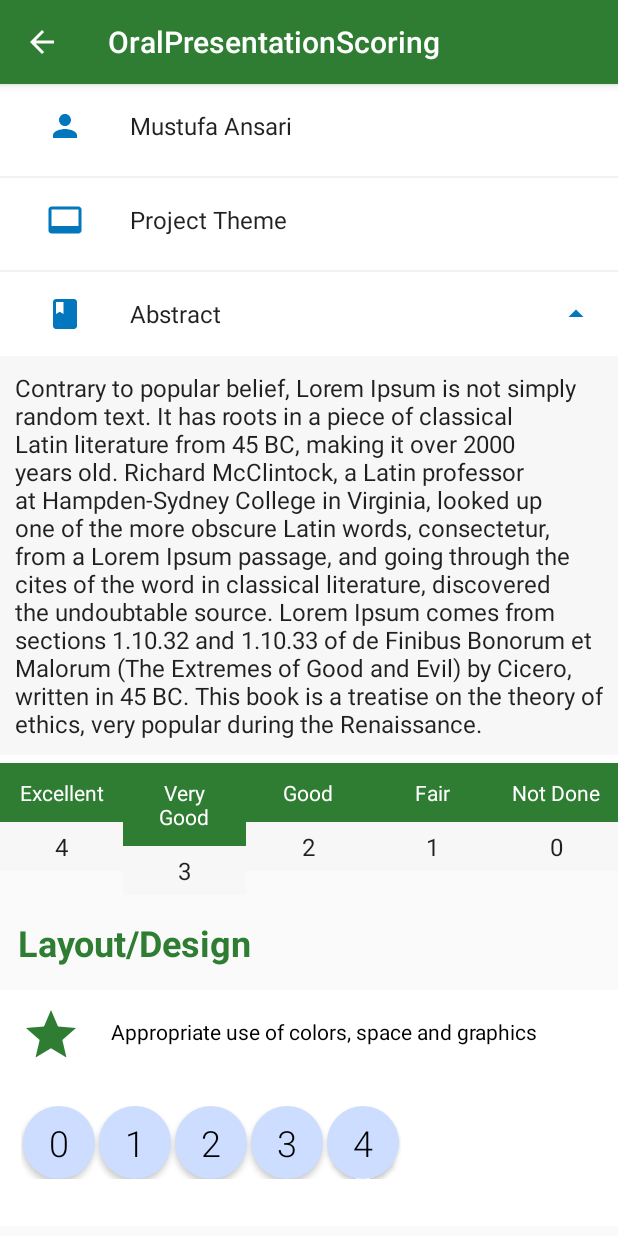
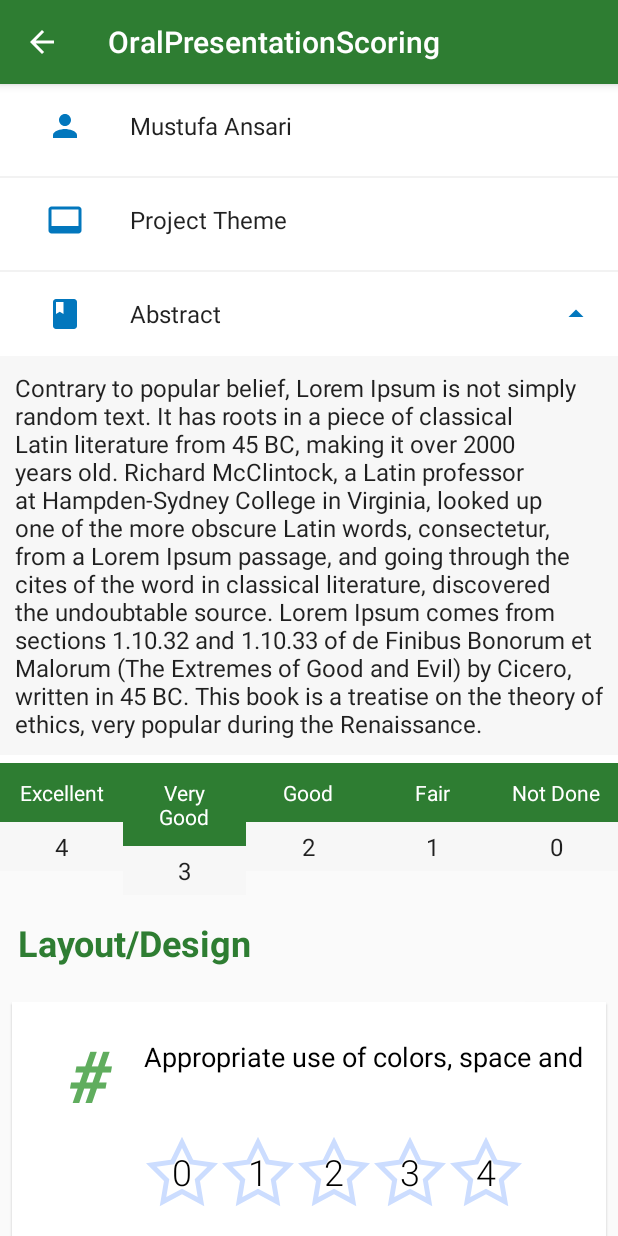
Before and after one commit to shznaqvi/ResearchDayScoringApp, an Android app: the ScoringActivity screen opened directly, with no data from a screen before it, after a tap on an icon or button, on a phone screen of 412 x 824 dp. Run offline under Robolectric (Android 15) with nearby library versions, the phone set to English and light mode, and no system bars; our stand-ins replace data binding; 4 statements that could not run were skipped.

Commit message:
added buttons for scoring (modified to round buttons)

```diff
--- a/app/src/main/java/edu/aku/hassannaqvi/researchdayscoring/adapter/PresentationScoringAdapter.java
+++ b/app/src/main/java/edu/aku/hassannaqvi/researchdayscoring/adapter/PresentationScoringAdapter.java
@@ -1,7 +1,6 @@
 package edu.aku.hassannaqvi.researchdayscoring.adapter;
 
 import android.content.Context;
-import android.content.res.ColorStateList;
 import android.databinding.DataBindingUtil;
 import android.support.annotation.NonNull;
 import android.support.v7.widget.RecyclerView;
@@ -12,7 +11,6 @@ import android.view.View;
 import android.view.ViewGroup;
 import android.widget.Button;
 import android.widget.LinearLayout;
-import android.widget.Toast;
 
 import java.util.ArrayList;
 
@@ -133,7 +131,7 @@ public class PresentationScoringAdapter extends RecyclerView.Adapter<RecyclerVie
         for (int i = 0; i < linearLayout.getChildCount(); i++) {
             Button button = (Button) linearLayout.getChildAt(i);
             if (finalJ == i) {
-                button.setBackground(context.getDrawable(R.drawable.round_button_yellow));
+                button.setBackground(context.getDrawable(R.drawable.star_button_yellow));
             } else {
                 button.setBackground(context.getDrawable(R.drawable.round_button));
             }
--- /dev/null
+++ b/app/src/main/res/drawable/star_button.xml
@@ -0,0 +1,18 @@
+<?xml version="1.0" encoding="utf-8"?>
+<vector xmlns:android="http://schemas.android.com/apk/res/android"
+    android:width="24dp"
+    android:height="24dp"
+    android:autoMirrored="true"
+    android:elevation="1dp"
+    android:radius="5dp"
+    android:viewportWidth="512"
+    android:viewportHeight="512">
+    <path
+        android:fillColor="#ccddff"
+        android:pathData="M512,198.525l-176.891,-25.704L256,12.53l-79.108,160.291L0,
+                        198.525l128,124.769L97.784,499.47L256,416.291l158.217,
+                        83.179l-30.219,-176.176L512,198.525zM256,376.749l-111.731,
+                        58.74l21.338,-124.415l-90.393,-88.111l124.92,-18.152L256,
+                        91.613l55.867,113.198l124.918,18.152l-90.395,88.111l21.34,
+                        124.415L256,376.749z" />
+</vector>
--- /dev/null
+++ b/app/src/main/res/drawable/star_button_yellow.xml
@@ -0,0 +1,16 @@
+<?xml version="1.0" encoding="utf-8"?>
+<vector xmlns:android="http://schemas.android.com/apk/res/android"
+    android:width="24dp"
+    android:height="24dp"
+    android:autoMirrored="true"
+    android:viewportWidth="512"
+    android:viewportHeight="512">
+    <path
+        android:fillColor="@color/yellow"
+        android:pathData="M512,198.525l-176.891,-25.704L256,12.53l-79.108,160.291L0,
+                        198.525l128,124.769L97.784,499.47L256,416.291l158.217,
+                        83.179l-30.219,-176.176L512,198.525zM256,376.749l-111.731,
+                        58.74l21.338,-124.415l-90.393,-88.111l124.92,-18.152L256,
+                        91.613l55.867,113.198l124.918,18.152l-90.395,88.111l21.34,
+                        124.415L256,376.749z" />
+</vector>
--- a/app/src/main/res/layout/item_content.xml
+++ b/app/src/main/res/layout/item_content.xml
@@ -1,16 +1,17 @@
 <?xml version="1.0" encoding="utf-8"?>
 <layout xmlns:android="http://schemas.android.com/apk/res/android"
-    xmlns:app="http://schemas.android.com/apk/res-auto"
-    xmlns:tools="http://schemas.android.com/tools">
+    xmlns:app="http://schemas.android.com/apk/res-auto">
 
     <android.support.constraint.ConstraintLayout
         android:layout_width="match_parent"
         android:layout_height="wrap_content"
+        android:layout_margin="8dp"
+        android:elevation="1dp"
         android:background="@android:color/white"
         android:orientation="horizontal"
-        android:padding="10dp">
+        android:padding="16dp">
 
-        <!--        -->
+        <!--
 
         <ImageButton
             android:id="@+id/titlebg"
@@ -24,14 +25,28 @@
 
 
         </ImageButton>
+        -->
+        <TextView
+            android:id="@+id/titlebg"
+            android:layout_width="72dp"
+            android:layout_height="52dp"
+            android:gravity="center_vertical|center_horizontal"
+            android:text="#"
+            android:textColor="@color/colorAccent"
+            android:textSize="48sp"
+            android:textStyle="bold|italic"
+            app:layout_constraintStart_toStartOf="parent"
+            app:layout_constraintTop_toTopOf="parent">
 
+
+        </TextView>
         <TextView
             android:id="@+id/contentText"
             android:layout_width="417dp"
             android:layout_height="wrap_content"
-            android:layout_marginStart="20dp"
             android:layout_marginTop="8dp"
             android:maxLines="2"
+            android:textSize="18sp"
             android:text="Relevance and Significance of  (to field of study, community, etc.)"
             android:textAppearance="@style/TextAppearance.AppCompat.Small"
             android:textColor="@android:color/black"
@@ -89,6 +104,7 @@
         <LinearLayout
             android:layout_width="wrap_content"
             android:layout_marginTop="40dp"
+            android:layout_marginStart="72dp"
             android:id="@+id/linearLayout"
             android:layout_marginBottom="16dp"
             android:layout_height="wrap_content"
@@ -104,10 +120,11 @@
                 android:layout_height="match_parent"
                 android:layout_marginLeft="1dp"
                 android:layout_marginRight="1dp"
-                android:background="@drawable/round_button"
+                android:background="@drawable/star_button"
                 android:fontFamily="sans-serif-light"
-                android:gravity="center"
+                android:elevation="1dp"
                 android:padding="8dp"
+                android:gravity="center|center_horizontal|center_vertical"
                 android:text="0"
                 android:textColor="@android:color/black"
                 android:textSize="24sp" />
@@ -115,13 +132,14 @@
             <Button
                 android:id="@+id/pres_01_02"
                 android:layout_width="48dp"
-                android:layout_height="wrap_content"
+                android:layout_height="match_parent"
                 android:layout_marginLeft="1dp"
                 android:layout_marginRight="1dp"
-                android:background="@drawable/round_button"
+                android:background="@drawable/star_button"
                 android:fontFamily="sans-serif-light"
-                android:gravity="center"
+                android:elevation="1dp"
                 android:padding="8dp"
+                android:gravity="center|center_horizontal|center_vertical"
                 android:text="1"
                 android:textColor="@android:color/black"
                 android:textSize="24sp"
@@ -131,13 +149,14 @@
             <Button
                 android:id="@+id/pres_01_03"
                 android:layout_width="48dp"
-                android:layout_height="wrap_content"
+                android:layout_height="match_parent"
                 android:layout_marginLeft="1dp"
                 android:layout_marginRight="1dp"
-                android:background="@drawable/round_button"
+                android:background="@drawable/star_button"
                 android:fontFamily="sans-serif-light"
-                android:gravity="center"
+                android:elevation="1dp"
                 android:padding="8dp"
+                android:gravity="center|center_horizontal|center_vertical"
                 android:text="2"
                 android:textColor="@android:color/black"
                 android:textSize="24sp" />
@@ -145,13 +164,14 @@
             <Button
                 android:id="@+id/pres_01_04"
                 android:layout_width="48dp"
-                android:layout_height="wrap_content"
+                android:layout_height="match_parent"
                 android:layout_marginLeft="1dp"
                 android:layout_marginRight="1dp"
-                android:background="@drawable/round_button"
+                android:background="@drawable/star_button"
                 android:fontFamily="sans-serif-light"
-                android:gravity="center"
+                android:elevation="1dp"
                 android:padding="8dp"
+                android:gravity="center|center_horizontal|center_vertical"
                 android:text="3"
                 android:textColor="@android:color/black"
                 android:textSize="24sp" />
@@ -159,13 +179,14 @@
             <Button
                 android:id="@+id/pres_01_05"
                 android:layout_width="48dp"
-                android:layout_height="wrap_content"
+                android:layout_height="match_parent"
                 android:layout_marginLeft="1dp"
                 android:layout_marginRight="1dp"
-                android:background="@drawable/round_button"
+                android:background="@drawable/star_button"
                 android:fontFamily="sans-serif-light"
-                android:gravity="center"
+                android:elevation="1dp"
                 android:padding="8dp"
+                android:gravity="center|center_horizontal|center_vertical"
                 android:text="4"
                 android:textColor="@android:color/black"
                 android:textSize="24sp" />
```
